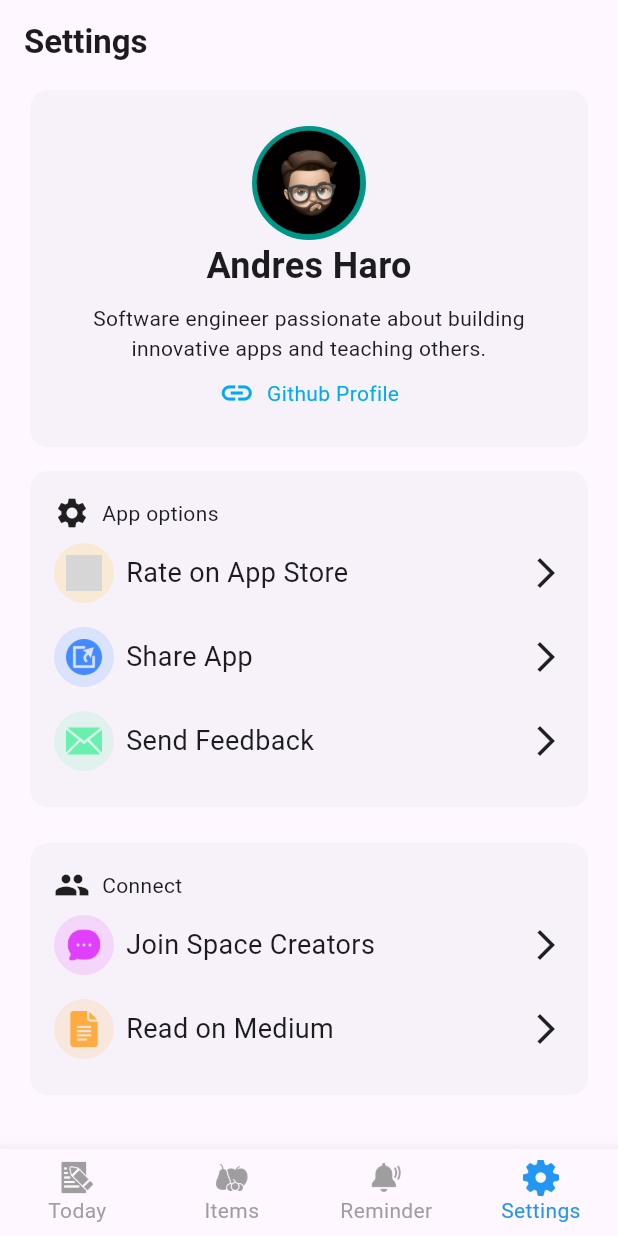
After one commit to hvaandres/starving_flutter, a Flutter app: the screen it shows after launch, item 4 of the bottom bar chosen, after a tap on "Github Profile", on a phone screen of 412 x 824 dp. The commit adds this screen. Run offline on Flutter 3.47's test engine with Material 3 defaults, Android fonts, the phone set to English and light mode, and no system bars; our stand-ins replace flutter_dotenv; grey boxes are pictures that could not be loaded.

Commit message:
[CBo] Create initial screens (#2)

```diff
--- a/lib/main.dart
+++ b/lib/main.dart
@@ -1,7 +1,7 @@
 import 'package:flutter/material.dart';
 
 import 'package:starving_shopping_flutter_app/config/constant/environment.dart';
-import 'package:starving_shopping_flutter_app/presentation/screens/prod_screens.dart';
+import 'package:starving_shopping_flutter_app/presentation/screens/main_screen.dart';
 import 'package:starving_shopping_flutter_app/shared/examples/screens/examples_screen.dart';
 
 void main() async {
@@ -19,8 +19,8 @@ class MyApp extends StatelessWidget {
       debugShowCheckedModeBanner: false,
       home:
           Environment.wantSeeExamples
-              ? const MainScreen()
-              : const ExamplesScreen(),
+              ? const ExamplesScreen()
+              : const MainScreen(),
     );
   }
 }
--- /dev/null
+++ b/lib/presentation/screens/items_screen.dart
@@ -0,0 +1,29 @@
+import 'package:flutter/material.dart';
+
+import 'package:starving_shopping_flutter_app/shared/widget/widgets.dart';
+
+class ItemsScreen extends StatelessWidget {
+  const ItemsScreen({super.key});
+
+  @override
+  Widget build(BuildContext context) {
+    return SkeletonDynamicContainer(
+      isVisibleSkeleton: true,
+      descriptionText:
+          'Star by adding the groceries you\'ll need for the week, and be sure to select the items on this screen to move them to the Today\'s tab!',
+      nameSkeletonImage: 'items_screen_resource.png',
+      topWidget: ParagraphCard(
+        title: 'My groceries',
+        description:
+            'Never forget your weekly needs! Add groceries and select items to move them to the Todas\'s tab.',
+      ),
+      bottomWidget: SolidButton(
+        labelButton: 'Add new item',
+        colorButton: Colors.black,
+        onTap: () {
+          //! open bottomsheet
+        },
+      ),
+    );
+  }
+}
--- a/lib/presentation/screens/main_screen.dart
+++ b/lib/presentation/screens/main_screen.dart
@@ -1,10 +1,68 @@
 import 'package:flutter/material.dart';
+import 'package:starving_shopping_flutter_app/presentation/screens/prod_screens.dart';
+import 'package:starving_shopping_flutter_app/shared/examples/extension/string_extension.dart';
 
-class MainScreen extends StatelessWidget {
+class MainScreen extends StatefulWidget {
   const MainScreen({super.key});
 
   @override
+  State<MainScreen> createState() => _MainScreenState();
+}
+
+class _MainScreenState extends State<MainScreen> {
+  var _selectedOption = 0;
+
+  final List<Widget> _screens = [
+    TodayScreen(),
+    ItemsScreen(),
+    RemindersScreen(),
+    SettingsScreen(),
+  ];
+
+  @override
   Widget build(BuildContext context) {
-    return Container();
+    return Scaffold(
+      body: SafeArea(child: _screens[_selectedOption]),
+      bottomNavigationBar: BottomNavigationBar(
+        items: [
+          getBottomNavigationBarItem(
+            'Today',
+            'bottom_navigation_note.png',
+          ),
+          getBottomNavigationBarItem(
+            'Items',
+            'bottom_navigation_items.png',
+          ),
+          getBottomNavigationBarItem(
+            'Reminder',
+            'bottom_navigation_reminder.png',
+          ),
+          getBottomNavigationBarItem(
+            'Settings',
+            'bottom_navigation_settings.png',
+          ),
+        ],
+        unselectedItemColor: Colors.grey,
+        selectedItemColor: Colors.blue,
+        showUnselectedLabels: true,
+        currentIndex: _selectedOption,
+        type: BottomNavigationBarType.fixed,
+        selectedFontSize: 14,
+        unselectedFontSize: 14,
+        onTap: (value) {
+          setState(() {
+            _selectedOption = value;
+          });
+        },
+      ),
+    );
+  }
+
+  getBottomNavigationBarItem(String label, String assetName) {
+    final pathAsset = getFullPathAsset(assetName);
+    return BottomNavigationBarItem(
+      icon: ImageIcon(AssetImage(pathAsset)),
+      label: label,
+    );
   }
 }
--- a/lib/presentation/screens/prod_screens.dart
+++ b/lib/presentation/screens/prod_screens.dart
@@ -1 +1,4 @@
-export 'main_screen.dart';
+export 'items_screen.dart';
+export 'today_screen.dart';
+export 'reminders_screen.dart';
+export 'settings_screen.dart';
--- /dev/null
+++ b/lib/presentation/screens/reminders_screen.dart
@@ -0,0 +1,38 @@
+import 'package:flutter/material.dart';
+import 'package:starving_shopping_flutter_app/shared/examples/extension/string_extension.dart';
+
+import 'package:starving_shopping_flutter_app/shared/widget/widgets.dart';
+
+class RemindersScreen extends StatelessWidget {
+  const RemindersScreen({super.key});
+
+  @override
+  Widget build(BuildContext context) {
+
+    return SingleChildScrollView(
+      child: Column(
+        children: [
+          ParagraphCard(
+            title: 'Daily Reminders',
+            description:
+                'Set up gentle daily reminders to make sure you don\'t forget to purchase any of your groceries.',
+          ),
+          CustomCardIcon(
+            label: 'Enable Daily Reminders',
+            iconData: Icons.notifications_off,
+            iconColor: Colors.white,
+            circleAvatarColor: Colors.grey,
+          ),
+          DynamicCard(
+            title: 'About Daily Reminders',
+            description:
+                'This app helps you stay on top of grocery shopping with gentle reminders, keeping your routine organized and mindful.',
+          ),
+          CustomAssetImage(
+            pathImage: getFullPathAsset('reminder_screen_resource.png'),
+          ),
+        ],
+      ),
+    );
+  }
+}
--- /dev/null
+++ b/lib/presentation/screens/settings_screen.dart
@@ -0,0 +1,147 @@
+import 'package:flutter/material.dart';
+import 'package:starving_shopping_flutter_app/shared/examples/extension/string_extension.dart';
+import 'package:starving_shopping_flutter_app/shared/models/models.dart';
+import 'package:starving_shopping_flutter_app/shared/widget/card_options.dart';
+
+class SettingsScreen extends StatelessWidget {
+  const SettingsScreen({super.key});
+
+  @override
+  Widget build(BuildContext context) {
+    return Scaffold(
+      appBar: AppBar(
+        title: Text(
+          'Settings',
+          style: TextStyle(fontWeight: FontWeight.bold, fontSize: 22),
+        ),
+      ),
+      body: SingleChildScrollView(
+        child: Column(
+          children: [
+            Padding(
+              padding: const EdgeInsets.symmetric(horizontal: 16.0),
+              child: Card(
+                elevation: 0,
+                child: Padding(
+                  padding: const EdgeInsets.symmetric(
+                    vertical: 8.0,
+                    horizontal: 16.0,
+                  ),
+                  child: Column(
+                    children: [
+                      SizedBox(height: 16),
+                      CircleAvatar(
+                        backgroundColor: Colors.teal,
+                        radius: 38,
+                        child: CircleAvatar(
+                          backgroundColor: Colors.transparent,
+                          radius: 36,
+                          child: Image(
+                            image: AssetImage(
+                              getFullPathAsset('avatar_dev_1.png'),
+                            ),
+                          ),
+                        ),
+                      ),
+                      Text(
+                        'Andres Haro',
+                        style: TextStyle(
+                          fontSize: 24,
+                          fontWeight: FontWeight.bold,
+                        ),
+                      ),
+                      SizedBox(height: 8),
+                      Text(
+                        'Software engineer passionate about building innovative apps and teaching others.',
+                        textAlign: TextAlign.center,
+                      ),
+                      SizedBox(height: 8),
+                      GestureDetector(
+                        onTap: () {
+
+                        },
+                        child: Row(
+                          crossAxisAlignment: CrossAxisAlignment.center,
+                          mainAxisAlignment: MainAxisAlignment.center,
+                          children: [
+                            Icon(Icons.link, color: Colors.lightBlue),
+                            SizedBox(width: 8),
+                            Align(
+                              alignment: Alignment.center,
+                              child: Text(
+                                'Github Profile',
+                                style: TextStyle(color: Colors.lightBlue),
+                              ),
+                            ),
+                          ],
+                        ),
+                      ),
+                      SizedBox(height: 16),
+                    ],
+                  ),
+                ),
+              ),
+            ),
+
+            CardOptions(
+              title: 'App options',
+              iconTitle: Icons.settings,
+              items: [
+                ItemOption(
+                  name: 'Rate on App Store', // ! put app store o play store
+                  iconColor: Colors.amber,
+                  imageResource: getFullPathAsset('start_icon_menu.png'),
+                  onPressed: () {
+                    // open some store
+                  },
+                ),
+
+                ItemOption(
+                  name: 'Share App',
+                  iconColor: Colors.blueAccent,
+                  imageResource: getFullPathAsset('share_icon_menu.png'),
+                  onPressed: () {
+                    // open some store
+                  },
+                ),
+
+                ItemOption(
+                  name: 'Send Feedback',
+                  iconColor: Colors.greenAccent,
+                  imageResource: getFullPathAsset('mail_icon_menu.png'),
+                  onPressed: () {
+                    // open some store
+                  },
+                ),
+              ],
+            ),
+
+            CardOptions(
+              title: 'Connect',
+              iconTitle: Icons.group,
+              items: [
+                ItemOption(
+                  name: 'Join Space Creators',
+                  iconColor: Colors.purpleAccent,
+                  imageResource: getFullPathAsset('feedback_icon_menu.png'),
+                  onPressed: () {
+                    // open some store
+                  },
+                ),
+
+                ItemOption(
+                  name: 'Read on Medium',
+                  iconColor: Colors.orangeAccent,
+                  imageResource: getFullPathAsset('read_icon_menu.png'),
+                  onPressed: () {
+                    // open some store
+                  },
+                ),
+              ],
+            ),
+          ],
+        ),
+      ),
+    );
+  }
+}
--- /dev/null
+++ b/lib/presentation/screens/today_screen.dart
@@ -0,0 +1,27 @@
+import 'package:flutter/material.dart';
+import 'package:starving_shopping_flutter_app/shared/widget/widgets.dart';
+
+class TodayScreen extends StatelessWidget {
+  const TodayScreen({super.key});
+
+  @override
+  Widget build(BuildContext context) {
+    return SkeletonDynamicContainer(
+      isVisibleSkeleton: true,
+      descriptionText:
+          'Take a little of you time to check and review your grocery list!',
+      topWidget: ParagraphCard(
+        title: 'My groceries',
+        description:
+            'Before you go, double-check your list! Swipe right to remove unpurchased items - they\'ll stay in the items tab.',
+      ),
+      bottomWidget: SolidButton(
+        labelButton: 'Log',
+        colorButton: Colors.black,
+        onTap: () {
+          //! move to item screen
+        },
+      ),
+    );
+  }
+}
```
Also changed, not shown: assets/images/avatar_dev_1.png (added), assets/images/bottom_navigation_items.png (added), assets/images/bottom_navigation_note.png (added), assets/images/bottom_navigation_reminder.png (added), assets/images/bottom_navigation_settings.png (added), assets/images/items_screen_resource.png (added).
